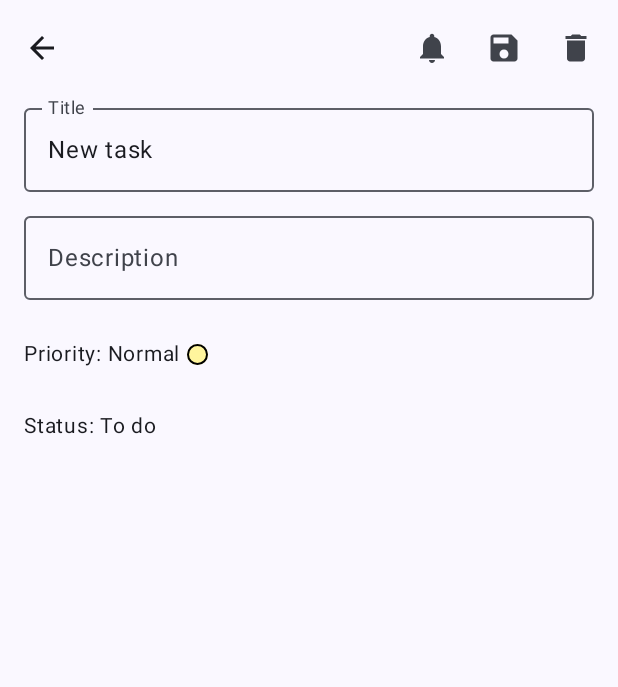
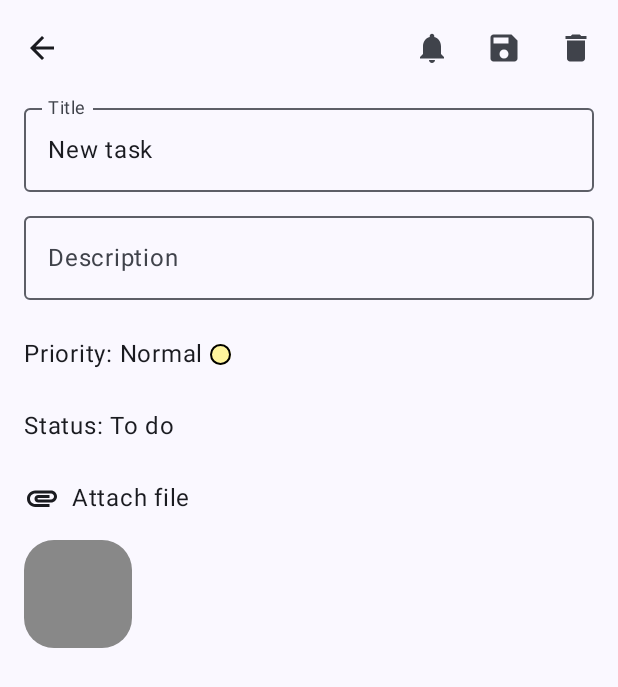
Before and after one commit to vkochenkov/AndroidApp-TaskManager, an Android app built with Jetpack Compose: the screen it shows after launch (MainActivity), after a tap on "Add task", on a phone screen of 412 x 824 dp. Shown: the top 687 px of the screen. Run offline under Robolectric (Android 15) with nearby library versions, the light colour scheme and no system bars; our stand-ins replace Room's generated code, accompanist.

Commit message:
preparation for attachnment feature

```diff
--- a/app/src/main/java/com/vkochenkov/taskmanager/data/db/AppDatabase.kt
+++ b/app/src/main/java/com/vkochenkov/taskmanager/data/db/AppDatabase.kt
@@ -5,7 +5,7 @@ import androidx.room.RoomDatabase
 import androidx.room.TypeConverters
 import com.vkochenkov.taskmanager.data.model.Task
 
-@Database(entities = [Task::class], version = 4)
+@Database(entities = [Task::class], version = 5)
 @TypeConverters(PriorityConverter::class)
 abstract class AppDatabase : RoomDatabase() {
 
--- a/app/src/main/java/com/vkochenkov/taskmanager/data/model/Task.kt
+++ b/app/src/main/java/com/vkochenkov/taskmanager/data/model/Task.kt
@@ -9,10 +9,11 @@ data class Task(
     val creationDate: String,
     val updateDate: String,
     val title: String,
-    val description: String?,
+    val description: String? = null,
     val priority: Priority,
     val status: String,
-    val notificationTime: Long?
+    val notificationTime: Long? = null,
+    val attachments: List<String> = listOf()
 ) {
 
     enum class Priority {
--- a/app/src/main/java/com/vkochenkov/taskmanager/presentation/screen/details/DetailsActions.kt
+++ b/app/src/main/java/com/vkochenkov/taskmanager/presentation/screen/details/DetailsActions.kt
@@ -26,4 +26,9 @@ sealed class DetailsActions {
     ) : DetailsActions()
 
     object RemoveNotification : DetailsActions()
+
+    object OpenStorageForAttach : DetailsActions()
+
+    data class OpenAttachment(val id: Int) : DetailsActions()
+
 }
--- a/app/src/main/java/com/vkochenkov/taskmanager/presentation/screen/details/DetailsBody.kt
+++ b/app/src/main/java/com/vkochenkov/taskmanager/presentation/screen/details/DetailsBody.kt
@@ -2,27 +2,25 @@ package com.vkochenkov.taskmanager.presentation.screen.details
 
 import android.content.res.Configuration
 import androidx.activity.compose.BackHandler
-import androidx.compose.foundation.BorderStroke
-import androidx.compose.foundation.background
-import androidx.compose.foundation.border
-import androidx.compose.foundation.clickable
+import androidx.compose.foundation.*
 import androidx.compose.foundation.interaction.MutableInteractionSource
 import androidx.compose.foundation.layout.*
 import androidx.compose.foundation.lazy.LazyColumn
 import androidx.compose.foundation.shape.CircleShape
+import androidx.compose.foundation.shape.RoundedCornerShape
 import androidx.compose.material.icons.Icons
 import androidx.compose.material.icons.filled.*
 import androidx.compose.material3.*
 import androidx.compose.runtime.*
 import androidx.compose.ui.Alignment
 import androidx.compose.ui.Modifier
+import androidx.compose.ui.draw.clip
 import androidx.compose.ui.graphics.Color
 import androidx.compose.ui.res.painterResource
 import androidx.compose.ui.res.stringResource
 import androidx.compose.ui.tooling.preview.Devices
 import androidx.compose.ui.tooling.preview.Preview
 import androidx.compose.ui.unit.dp
-import androidx.compose.ui.unit.sp
 import com.vkochenkov.taskmanager.R
 import com.vkochenkov.taskmanager.data.model.Task
 import com.vkochenkov.taskmanager.presentation.components.ErrorState
@@ -368,7 +366,6 @@ private fun ContentState(
                 ) {
                     Text(
                         text = stringResource(R.string.details_priority) + task.priority.getNameForUi(),
-                        fontSize = 14.sp
                     )
                     Spacer(modifier = Modifier.size(4.dp))
                     Box(
@@ -413,7 +410,6 @@ private fun ContentState(
             ) {
                 Text(
                     text = stringResource(R.string.details_status) + task.status,
-                    fontSize = 14.sp
                 )
 
                 DropdownMenu(
@@ -433,6 +429,53 @@ private fun ContentState(
                         )
                     }
                 }
+            }
+        }
+
+        item {
+            Spacer(modifier = Modifier.size(8.dp))
+        }
+
+        item {
+            Box(modifier = Modifier
+                .fillMaxWidth()
+                .clickable {
+                    onAction.invoke(DetailsActions.OpenStorageForAttach)
+                }
+                .padding(vertical = 8.dp)
+            ) {
+                Row(verticalAlignment = Alignment.CenterVertically) {
+                    Icon(
+                        painter = painterResource(id = R.drawable.ic_baseline_attachment_24),
+                        contentDescription = null
+                    )
+                    Spacer(modifier = Modifier.size(8.dp))
+                    Text(text = "Attach file")
+
+                }
+            }
+        }
+
+        item {
+            Spacer(modifier = Modifier.size(8.dp))
+        }
+
+        item {
+            // todo get id from attachments list
+            val id = 123
+            Row {
+                Box(
+                    modifier = Modifier
+                        .clickable {
+                            onAction.invoke(DetailsActions.OpenAttachment(id))
+                        }
+                        .clip(
+                            RoundedCornerShape(20.dp)
+                        )
+                        .size(72.dp)
+                        // todo change color
+                        .background(color = Color.Gray)
+                ) {}
             }
         }
     }
--- /dev/null
+++ b/app/src/main/res/drawable/ic_baseline_attachment_24.xml
@@ -0,0 +1,5 @@
+<vector android:height="24dp" android:tint="#000000"
+    android:viewportHeight="24" android:viewportWidth="24"
+    android:width="24dp" xmlns:android="http://schemas.android.com/apk/res/android">
+    <path android:fillColor="@android:color/white" android:pathData="M2,12.5C2,9.46 4.46,7 7.5,7H18c2.21,0 4,1.79 4,4s-1.79,4 -4,4H9.5C8.12,15 7,13.88 7,12.5S8.12,10 9.5,10H17v2H9.41c-0.55,0 -0.55,1 0,1H18c1.1,0 2,-0.9 2,-2s-0.9,-2 -2,-2H7.5C5.57,9 4,10.57 4,12.5S5.57,16 7.5,16H17v2H7.5C4.46,18 2,15.54 2,12.5z"/>
+</vector>
```
